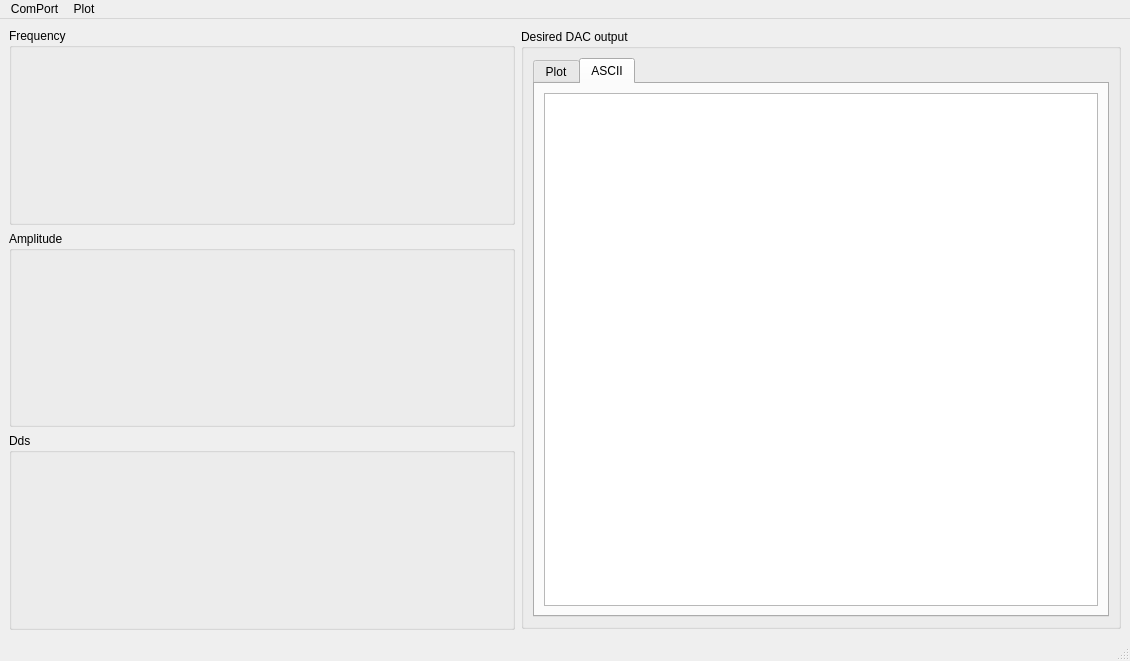
Above: QtProject/Generator/mainwindow.ui from QArchy/Arbitrary-Waveform-Generator before the change. Below: the same form after it.
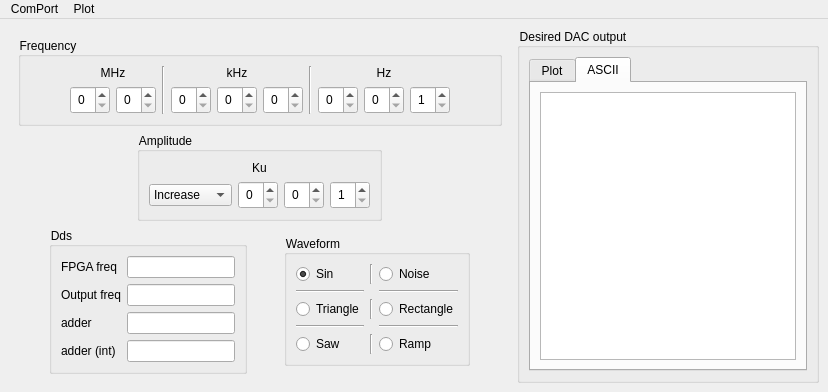
That is the form after the change. Icons and pictures are not drawn. Custom widgets are drawn as their Qt base class.

Commit message:
basic main window layout done
TODOS:
1) Take into account that widgets can align anywhere
2) Remove unnececcary nested layouts considering todo #1

Diff of the .ui file:
```diff
--- a/QtProject/Generator/mainwindow.ui
+++ b/QtProject/Generator/mainwindow.ui
@@ -6,59 +6,717 @@
    <rect>
     <x>0</x>
     <y>0</y>
-    <width>1130</width>
-    <height>661</height>
+    <width>763</width>
+    <height>389</height>
    </rect>
   </property>
   <property name="windowTitle">
-   <string>MainWindow</string>
+   <string>Generator</string>
+  </property>
+  <property name="windowIcon">
+   <iconset resource="app.qrc">
+    <normaloff>:/img/sin.png</normaloff>:/img/sin.png</iconset>
+  </property>
+  <property name="styleSheet">
+   <string notr="true">QSpinBox { padding: 3px }
+QWidget { font: 9pt ; }</string>
+  </property>
+  <property name="toolButtonStyle">
+   <enum>Qt::ToolButtonTextOnly</enum>
+  </property>
+  <property name="documentMode">
+   <bool>false</bool>
+  </property>
+  <property name="dockNestingEnabled">
+   <bool>false</bool>
   </property>
   <widget class="QWidget" name="centralwidget">
    <property name="styleSheet">
-    <string notr="true">QComboBox { padding: 3px }</string>
+    <string notr="true"/>
    </property>
    <layout class="QGridLayout" name="gridLayout">
-    <item row="1" column="0" rowspan="3">
-     <layout class="QVBoxLayout" name="ControlsLayout">
-      <item>
-       <widget class="QGroupBox" name="FrequencyGroupBox">
-        <property name="title">
-         <string>Frequency</string>
-        </property>
-       </widget>
-      </item>
-      <item>
-       <widget class="QGroupBox" name="AmplitudeGroupBox">
-        <property name="title">
-         <string>Amplitude</string>
-        </property>
-       </widget>
-      </item>
-      <item>
-       <layout class="QHBoxLayout" name="DdsControlsLayout">
-        <item>
-         <widget class="QGroupBox" name="groupBox">
-          <property name="title">
-           <string>Dds</string>
-          </property>
-         </widget>
-        </item>
-       </layout>
-      </item>
-     </layout>
+    <item row="0" column="0" alignment="Qt::AlignLeft|Qt::AlignTop">
+     <widget class="QFrame" name="frame">
+      <property name="enabled">
+       <bool>true</bool>
+      </property>
+      <property name="sizePolicy">
+       <sizepolicy hsizetype="Fixed" vsizetype="Fixed">
+        <horstretch>0</horstretch>
+        <verstretch>0</verstretch>
+       </sizepolicy>
+      </property>
+      <property name="frameShape">
+       <enum>QFrame::NoFrame</enum>
+      </property>
+      <property name="frameShadow">
+       <enum>QFrame::Raised</enum>
+      </property>
+      <layout class="QVBoxLayout" name="verticalLayout_8">
+       <item>
+        <layout class="QVBoxLayout" name="ControlsLayout">
+         <property name="sizeConstraint">
+          <enum>QLayout::SetDefaultConstraint</enum>
+         </property>
+         <item>
+          <widget class="QGroupBox" name="FrequencyGroupBox">
+           <property name="sizePolicy">
+            <sizepolicy hsizetype="Fixed" vsizetype="Fixed">
+             <horstretch>0</horstretch>
+             <verstretch>0</verstretch>
+            </sizepolicy>
+           </property>
+           <property name="toolTipDuration">
+            <number>-1</number>
+           </property>
+           <property name="title">
+            <string>Frequency</string>
+           </property>
+           <layout class="QHBoxLayout" name="horizontalLayout_9">
+            <item>
+             <spacer name="horizontalSpacer_2">
+              <property name="orientation">
+               <enum>Qt::Horizontal</enum>
+              </property>
+              <property name="sizeHint" stdset="0">
+               <size>
+                <width>40</width>
+                <height>20</height>
+               </size>
+              </property>
+             </spacer>
+            </item>
+            <item>
+             <layout class="QVBoxLayout" name="verticalLayout_3">
+              <item>
+               <widget class="QLabel" name="label">
+                <property name="sizePolicy">
+                 <sizepolicy hsizetype="Minimum" vsizetype="Fixed">
+                  <horstretch>0</horstretch>
+                  <verstretch>0</verstretch>
+                 </sizepolicy>
+                </property>
+                <property name="frameShape">
+                 <enum>QFrame::NoFrame</enum>
+                </property>
+                <property name="text">
+                 <string>MHz</string>
+                </property>
+                <property name="alignment">
+                 <set>Qt::AlignCenter</set>
+                </property>
+               </widget>
+              </item>
+              <item>
+               <layout class="QHBoxLayout" name="horizontalLayout_3">
+                <item>
+                 <widget class="QSpinBox" name="spinBox">
+                  <property name="sizePolicy">
+                   <sizepolicy hsizetype="Fixed" vsizetype="Fixed">
+                    <horstretch>0</horstretch>
+                    <verstretch>0</verstretch>
+                   </sizepolicy>
+                  </property>
+                  <property name="maximum">
+                   <number>9</number>
+                  </property>
+                 </widget>
+                </item>
+                <item>
+                 <widget class="QSpinBox" name="spinBox_2">
+                  <property name="sizePolicy">
+                   <sizepolicy hsizetype="Fixed" vsizetype="Fixed">
+                    <horstretch>0</horstretch>
+                    <verstretch>0</verstretch>
+                   </sizepolicy>
+                  </property>
+                  <property name="maximum">
+                   <number>9</number>
+                  </property>
+                 </widget>
+                </item>
+               </layout>
+              </item>
+             </layout>
+            </item>
+            <item>
+             <widget class="Line" name="line">
+              <property name="orientation">
+               <enum>Qt::Vertical</enum>
+              </property>
+             </widget>
+            </item>
+            <item>
+             <layout class="QVBoxLayout" name="verticalLayout_4">
+              <item>
+               <widget class="QLabel" name="label_2">
+                <property name="sizePolicy">
+                 <sizepolicy hsizetype="Minimum" vsizetype="Fixed">
+                  <horstretch>0</horstretch>
+                  <verstretch>0</verstretch>
+                 </sizepolicy>
+                </property>
+                <property name="text">
+                 <string>kHz</string>
+                </property>
+                <property name="alignment">
+                 <set>Qt::AlignCenter</set>
+                </property>
+               </widget>
+              </item>
+              <item>
+               <layout class="QHBoxLayout" name="horizontalLayout_4">
+                <item>
+                 <widget class="QSpinBox" name="spinBox_3">
+                  <property name="sizePolicy">
+                   <sizepolicy hsizetype="Fixed" vsizetype="Fixed">
+                    <horstretch>0</horstretch>
+                    <verstretch>0</verstretch>
+                   </sizepolicy>
+                  </property>
+                  <property name="maximum">
+                   <number>9</number>
+                  </property>
+                 </widget>
+                </item>
+                <item>
+                 <widget class="QSpinBox" name="spinBox_4">
+                  <property name="sizePolicy">
+                   <sizepolicy hsizetype="Fixed" vsizetype="Fixed">
+                    <horstretch>0</horstretch>
+                    <verstretch>0</verstretch>
+                   </sizepolicy>
+                  </property>
+                  <property name="maximum">
+                   <number>9</number>
+                  </property>
+                 </widget>
+                </item>
+                <item>
+                 <widget class="QSpinBox" name="spinBox_9">
+                  <property name="sizePolicy">
+                   <sizepolicy hsizetype="Fixed" vsizetype="Fixed">
+                    <horstretch>0</horstretch>
+                    <verstretch>0</verstretch>
+                   </sizepolicy>
+                  </property>
+                  <property name="maximum">
+                   <number>9</number>
+                  </property>
+                 </widget>
+                </item>
+               </layout>
+              </item>
+             </layout>
+            </item>
+            <item>
+             <widget class="Line" name="line_2">
+              <property name="orientation">
+               <enum>Qt::Vertical</enum>
+              </property>
+             </widget>
+            </item>
+            <item>
+             <layout class="QVBoxLayout" name="verticalLayout_6">
+              <item>
+               <widget class="QLabel" name="label_4">
+                <property name="sizePolicy">
+                 <sizepolicy hsizetype="Minimum" vsizetype="Fixed">
+                  <horstretch>0</horstretch>
+                  <verstretch>0</verstretch>
+                 </sizepolicy>
+                </property>
+                <property name="text">
+                 <string>Hz</string>
+                </property>
+                <property name="alignment">
+                 <set>Qt::AlignCenter</set>
+                </property>
+               </widget>
+              </item>
+              <item>
+               <layout class="QHBoxLayout" name="horizontalLayout_6">
+                <property name="sizeConstraint">
+                 <enum>QLayout::SetMaximumSize</enum>
+                </property>
+                <item>
+                 <widget class="QSpinBox" name="spinBox_7">
+                  <property name="sizePolicy">
+                   <sizepolicy hsizetype="Fixed" vsizetype="Fixed">
+                    <horstretch>0</horstretch>
+                    <verstretch>0</verstretch>
+                   </sizepolicy>
+                  </property>
+                  <property name="maximum">
+                   <number>9</number>
+                  </property>
+                 </widget>
+                </item>
+                <item>
+                 <widget class="QSpinBox" name="spinBox_10">
+                  <property name="sizePolicy">
+                   <sizepolicy hsizetype="Fixed" vsizetype="Fixed">
+                    <horstretch>0</horstretch>
+                    <verstretch>0</verstretch>
+                   </sizepolicy>
+                  </property>
+                  <property name="minimum">
+                   <number>0</number>
+                  </property>
+                  <property name="maximum">
+                   <number>9</number>
+                  </property>
+                  <property name="value">
+                   <number>0</number>
+                  </property>
+                 </widget>
+                </item>
+                <item>
+                 <widget class="QSpinBox" name="spinBox_8">
+                  <property name="sizePolicy">
+                   <sizepolicy hsizetype="Fixed" vsizetype="Fixed">
+                    <horstretch>0</horstretch>
+                    <verstretch>0</verstretch>
+                   </sizepolicy>
+                  </property>
+                  <property name="minimum">
+                   <number>1</number>
+                  </property>
+                  <property name="maximum">
+                   <number>9</number>
+                  </property>
+                 </widget>
+                </item>
+               </layout>
+              </item>
+             </layout>
+            </item>
+            <item>
+             <spacer name="horizontalSpacer">
+              <property name="orientation">
+               <enum>Qt::Horizontal</enum>
+              </property>
+              <property name="sizeHint" stdset="0">
+               <size>
+                <width>40</width>
+                <height>20</height>
+               </size>
+              </property>
+             </spacer>
+            </item>
+           </layout>
+          </widget>
+         </item>
+         <item>
+          <layout class="QHBoxLayout" name="horizontalLayout_2">
+           <item>
+            <widget class="QGroupBox" name="AmplitudeGroupBox">
+             <property name="sizePolicy">
+              <sizepolicy hsizetype="Fixed" vsizetype="Fixed">
+               <horstretch>0</horstretch>
+               <verstretch>0</verstretch>
+              </sizepolicy>
+             </property>
+             <property name="title">
+              <string>Amplitude</string>
+             </property>
+             <layout class="QGridLayout" name="gridLayout_4">
+              <item row="0" column="0">
+               <layout class="QVBoxLayout" name="verticalLayout_7">
+                <item>
+                 <widget class="QLabel" name="label_5">
+                  <property name="sizePolicy">
+                   <sizepolicy hsizetype="Minimum" vsizetype="Fixed">
+                    <horstretch>0</horstretch>
+                    <verstretch>0</verstretch>
+                   </sizepolicy>
+                  </property>
+                  <property name="text">
+                   <string>Ku</string>
+                  </property>
+                  <property name="alignment">
+                   <set>Qt::AlignCenter</set>
+                  </property>
+                 </widget>
+                </item>
+                <item>
+                 <layout class="QHBoxLayout" name="horizontalLayout_7">
+                  <property name="sizeConstraint">
+                   <enum>QLayout::SetMaximumSize</enum>
+                  </property>
+                  <item>
+                   <widget class="QComboBox" name="comboBox">
+                    <property name="sizePolicy">
+                     <sizepolicy hsizetype="Fixed" vsizetype="Fixed">
+                      <horstretch>0</horstretch>
+                      <verstretch>0</verstretch>
+                     </sizepolicy>
+                    </property>
+                    <property name="currentText">
+                     <string>Increase</string>
+                    </property>
+                    <property name="currentIndex">
+                     <number>0</number>
+                    </property>
+                    <property name="maxVisibleItems">
+                     <number>2</number>
+                    </property>
+                    <item>
+                     <property name="text">
+                      <string>Increase</string>
+                     </property>
+                    </item>
+                    <item>
+                     <property name="text">
+                      <string>Decrease</string>
+                     </property>
+                    </item>
+                   </widget>
+                  </item>
+                  <item>
+                   <widget class="QSpinBox" name="spinBox_11">
+                    <property name="sizePolicy">
+                     <sizepolicy hsizetype="Fixed" vsizetype="Fixed">
+                      <horstretch>0</horstretch>
+                      <verstretch>0</verstretch>
+                     </sizepolicy>
+                    </property>
+                    <property name="maximum">
+                     <number>9</number>
+                    </property>
+                   </widget>
+                  </item>
+                  <item>
+                   <widget class="QSpinBox" name="spinBox_12">
+                    <property name="sizePolicy">
+                     <sizepolicy hsizetype="Fixed" vsizetype="Fixed">
+                      <horstretch>0</horstretch>
+                      <verstretch>0</verstretch>
+                     </sizepolicy>
+                    </property>
+                    <property name="minimum">
+                     <number>0</number>
+                    </property>
+                    <property name="maximum">
+                     <number>9</number>
+                    </property>
+                    <property name="value">
+                     <number>0</number>
+                    </property>
+                   </widget>
+                  </item>
+                  <item>
+                   <widget class="QSpinBox" name="spinBox_13">
+                    <property name="sizePolicy">
+                     <sizepolicy hsizetype="Fixed" vsizetype="Fixed">
+                      <horstretch>0</horstretch>
+                      <verstretch>0</verstretch>
+                     </sizepolicy>
+                    </property>
+                    <property name="minimum">
+                     <number>1</number>
+                    </property>
+                    <property name="maximum">
+                     <number>9</number>
+                    </property>
+                   </widget>
+                  </item>
+                 </layout>
+                </item>
+               </layout>
+              </item>
+             </layout>
+            </widget>
+           </item>
+          </layout>
+         </item>
+         <item>
+          <layout class="QHBoxLayout" name="horizontalLayout_8">
+           <property name="sizeConstraint">
+            <enum>QLayout::SetDefaultConstraint</enum>
+           </property>
+           <item>
+            <widget class="QGroupBox" name="groupBox_3">
+             <property name="sizePolicy">
+              <sizepolicy hsizetype="Fixed" vsizetype="Fixed">
+               <horstretch>0</horstretch>
+               <verstretch>0</verstretch>
+              </sizepolicy>
+             </property>
+             <property name="title">
+              <string>Dds</string>
+             </property>
+             <layout class="QFormLayout" name="formLayout_3">
+              <item row="0" column="0">
+               <widget class="QLabel" name="label_6">
+                <property name="text">
+                 <string>FPGA freq</string>
+                </property>
+               </widget>
+              </item>
+              <item row="0" column="1">
+               <widget class="QLineEdit" name="lineEdit_3"/>
+              </item>
+              <item row="1" column="0">
+               <widget class="QLabel" name="label_7">
+                <property name="text">
+                 <string>Output freq</string>
+                </property>
+               </widget>
+              </item>
+              <item row="1" column="1">
+               <widget class="QLineEdit" name="lineEdit_4"/>
+              </item>
+              <item row="2" column="0">
+               <widget class="QLabel" name="label_8">
+                <property name="text">
+                 <string>adder</string>
+                </property>
+               </widget>
+              </item>
+              <item row="2" column="1">
+               <widget class="QLineEdit" name="lineEdit_5"/>
+              </item>
+              <item row="3" column="0">
+               <widget class="QLabel" name="label_9">
+                <property name="text">
+                 <string>adder (int)</string>
+                </property>
+               </widget>
+              </item>
+              <item row="3" column="1">
+               <widget class="QLineEdit" name="lineEdit_6"/>
+              </item>
+             </layout>
+            </widget>
+           </item>
+           <item>
+            <widget class="QGroupBox" name="groupBox">
+             <property name="sizePolicy">
+              <sizepolicy hsizetype="Fixed" vsizetype="Fixed">
+               <horstretch>0</horstretch>
+               <verstretch>0</verstretch>
+              </sizepolicy>
+             </property>
+             <property name="title">
+              <string>Waveform</string>
+             </property>
+             <layout class="QGridLayout" name="gridLayout_5">
+              <item row="0" column="0">
+               <layout class="QGridLayout" name="SignalPickLayout">
+                <item row="3" column="0">
+                 <widget class="Line" name="line_8">
+                  <property name="orientation">
+                   <enum>Qt::Horizontal</enum>
+                  </property>
+                 </widget>
+                </item>
+                <item row="1" column="2">
+                 <widget class="Line" name="line_7">
+                  <property name="orientation">
+                   <enum>Qt::Horizontal</enum>
+                  </property>
+                 </widget>
+                </item>
+                <item row="4" column="0">
+                 <widget class="QRadioButton" name="radioButton_5">
+                  <property name="sizePolicy">
+                   <sizepolicy hsizetype="Minimum" vsizetype="Fixed">
+                    <horstretch>0</horstretch>
+                    <verstretch>0</verstretch>
+                   </sizepolicy>
+                  </property>
+                  <property name="text">
+                   <string>Saw</string>
+                  </property>
+                  <property name="icon">
+                   <iconset resource="app.qrc">
+                    <normaloff>:/img/saw.png</normaloff>:/img/saw.png</iconset>
+                  </property>
+                  <property name="iconSize">
+                   <size>
+                    <width>24</width>
+                    <height>24</height>
+                   </size>
+                  </property>
+                 </widget>
+                </item>
+                <item row="0" column="2">
+                 <widget class="QRadioButton" name="radioButton_2">
+                  <property name="sizePolicy">
+                   <sizepolicy hsizetype="Minimum" vsizetype="Fixed">
+                    <horstretch>0</horstretch>
+                    <verstretch>0</verstretch>
+                   </sizepolicy>
+                  </property>
+                  <property name="text">
+                   <string>Noise</string>
+                  </property>
+                  <property name="icon">
+                   <iconset resource="app.qrc">
+                    <normaloff>:/img/noise.png</normaloff>:/img/noise.png</iconset>
+                  </property>
+                  <property name="iconSize">
+                   <size>
+                    <width>24</width>
+                    <height>24</height>
+                   </size>
+                  </property>
+                 </widget>
+                </item>
+                <item row="2" column="1">
+                 <widget class="Line" name="line_4">
+                  <property name="orientation">
+                   <enum>Qt::Vertical</enum>
+                  </property>
+                 </widget>
+                </item>
+                <item row="1" column="0">
+                 <widget class="Line" name="line_6">
+                  <property name="orientation">
+                   <enum>Qt::Horizontal</enum>
+                  </property>
+                 </widget>
+                </item>
+                <item row="2" column="2">
+                 <widget class="QRadioButton" name="radioButton_4">
+                  <property name="sizePolicy">
+                   <sizepolicy hsizetype="Minimum" vsizetype="Fixed">
+                    <horstretch>0</horstretch>
+                    <verstretch>0</verstretch>
+                   </sizepolicy>
+                  </property>
+                  <property name="text">
+                   <string>Rectangle</string>
+                  </property>
+                  <property name="icon">
+                   <iconset resource="app.qrc">
+                    <normaloff>:/img/rect.png</normaloff>:/img/rect.png</iconset>
+                  </property>
+                  <property name="iconSize">
+                   <size>
+                    <width>24</width>
+                    <height>24</height>
+                   </size>
+                  </property>
+                 </widget>
+                </item>
+                <item row="4" column="1">
+                 <widget class="Line" name="line_5">
+                  <property name="orientation">
+                   <enum>Qt::Vertical</enum>
+                  </property>
+                 </widget>
+                </item>
+                <item row="0" column="0">
+                 <widget class="QRadioButton" name="radioButton">
+                  <property name="sizePolicy">
+                   <sizepolicy hsizetype="Minimum" vsizetype="Fixed">
+                    <horstretch>0</horstretch>
+                    <verstretch>0</verstretch>
+                   </sizepolicy>
+                  </property>
+                  <property name="text">
+                   <string>Sin</string>
+                  </property>
+                  <property name="icon">
+                   <iconset resource="app.qrc">
+                    <normaloff>:/img/sin.png</normaloff>:/img/sin.png</iconset>
+                  </property>
+                  <property name="iconSize">
+                   <size>
+                    <width>24</width>
+                    <height>24</height>
+                   </size>
+                  </property>
+                  <property name="checked">
+                   <bool>true</bool>
+                  </property>
+                 </widget>
+                </item>
+                <item row="3" column="2">
+                 <widget class="Line" name="line_9">
+                  <property name="orientation">
+                   <enum>Qt::Horizontal</enum>
+                  </property>
+                 </widget>
+                </item>
+                <item row="4" column="2">
+                 <widget class="QRadioButton" name="radioButton_6">
+                  <property name="sizePolicy">
+                   <sizepolicy hsizetype="Minimum" vsizetype="Fixed">
+                    <horstretch>0</horstretch>
+                    <verstretch>0</verstretch>
+                   </sizepolicy>
+                  </property>
+                  <property name="text">
+                   <string>Ramp</string>
+                  </property>
+                 </widget>
+                </item>
+                <item row="0" column="1">
+                 <widget class="Line" name="line_3">
+                  <property name="orientation">
+                   <enum>Qt::Vertical</enum>
+                  </property>
+                 </widget>
+                </item>
+                <item row="2" column="0">
+                 <widget class="QRadioButton" name="radioButton_3">
+                  <property name="sizePolicy">
+                   <sizepolicy hsizetype="Minimum" vsizetype="Fixed">
+                    <horstretch>0</horstretch>
+                    <verstretch>0</verstretch>
+                   </sizepolicy>
+                  </property>
+                  <property name="layoutDirection">
+                   <enum>Qt::LeftToRight</enum>
+                  </property>
+                  <property name="text">
+                   <string>Triangle</string>
+                  </property>
+                  <property name="icon">
+                   <iconset resource="app.qrc">
+                    <normaloff>:/img/triangle.png</normaloff>:/img/triangle.png</iconset>
+                  </property>
+                  <property name="iconSize">
+                   <size>
+                    <width>24</width>
+                    <height>24</height>
+                   </size>
+                  </property>
+                 </widget>
+                </item>
+               </layout>
+              </item>
+             </layout>
+            </widget>
+           </item>
+          </layout>
+         </item>
+        </layout>
+       </item>
+      </layout>
+     </widget>
     </item>
-    <item row="1" column="1" rowspan="3">
+    <item row="0" column="1">
      <widget class="QGroupBox" name="groupBox_2">
+      <property name="sizePolicy">
+       <sizepolicy hsizetype="Minimum" vsizetype="Minimum">
+        <horstretch>0</horstretch>
+        <verstretch>0</verstretch>
+       </sizepolicy>
+      </property>
       <property name="minimumSize">
        <size>
-        <width>600</width>
-        <height>600</height>
+        <width>0</width>
+        <height>0</height>
        </size>
       </property>
       <property name="maximumSize">
        <size>
-        <width>600</width>
-        <height>600</height>
+        <width>16777215</width>
+        <height>16777215</height>
        </size>
       </property>
       <property name="title">
@@ -115,7 +773,7 @@
     <rect>
      <x>0</x>
      <y>0</y>
-     <width>1130</width>
+     <width>763</width>
      <height>21</height>
     </rect>
    </property>
@@ -134,7 +792,6 @@
    <addaction name="menuCOM"/>
    <addaction name="menuPlot"/>
   </widget>
-  <widget class="QStatusBar" name="statusbar"/>
   <action name="ComPort">
    <property name="text">
     <string>Configuration</string>
```
Left out of the diff: 11 changed lines with no effect on the pictures.
